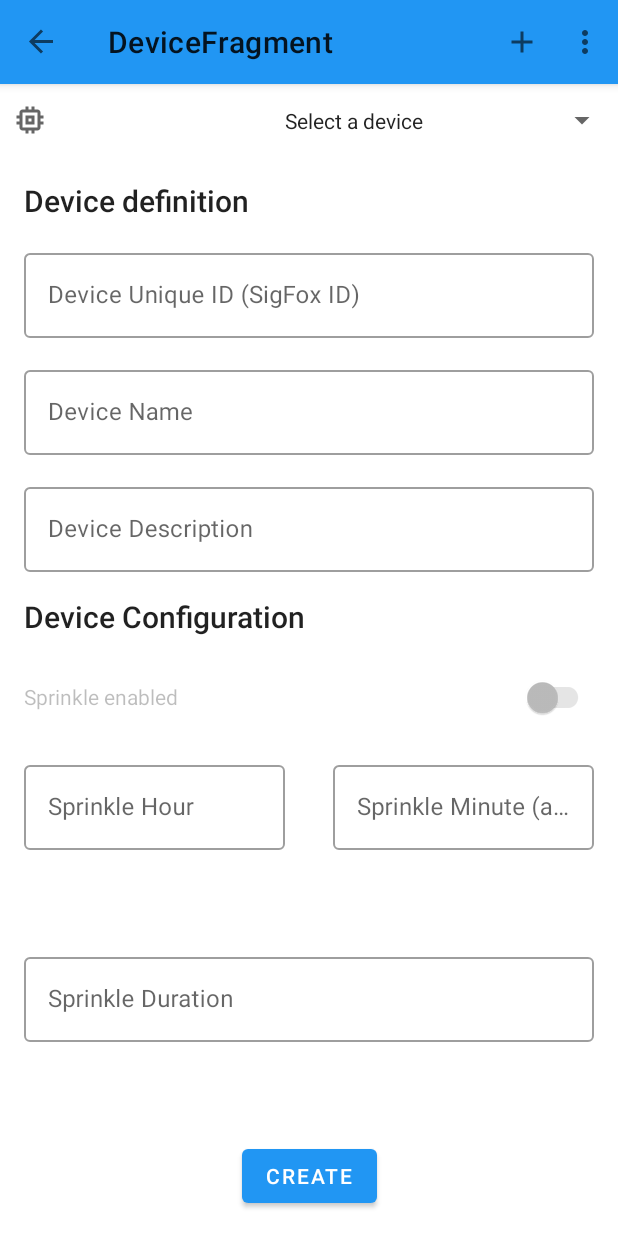
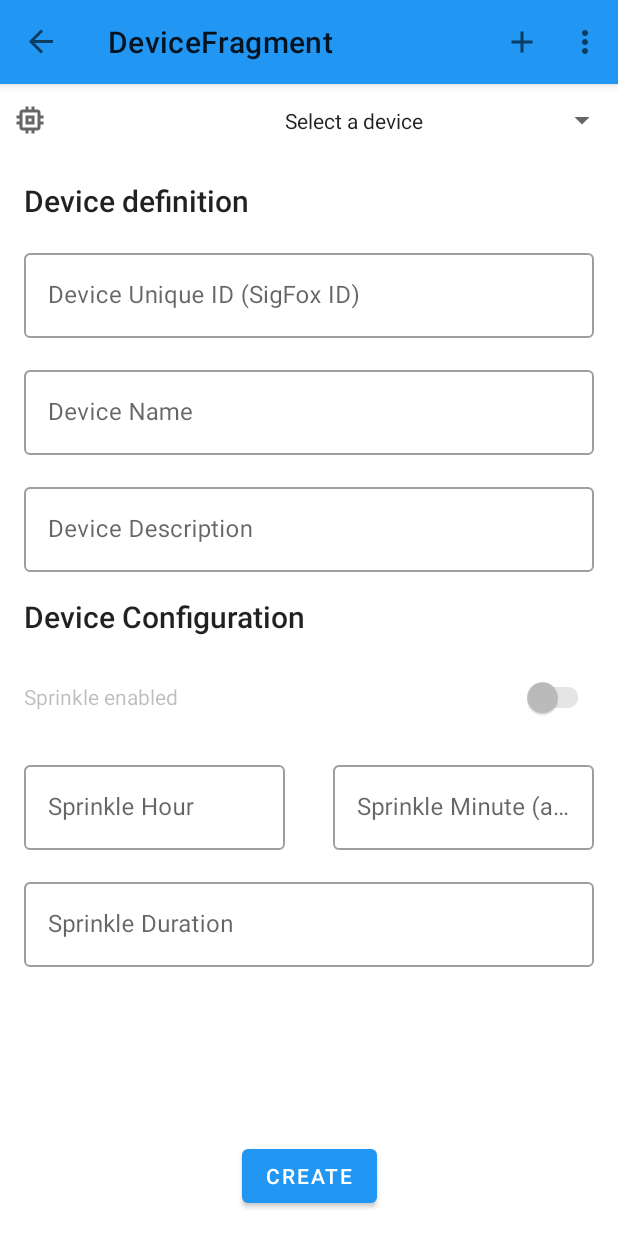
Before and after one commit to skichrome/MyGarden, an Android app: the DeviceFragment screen opened through its navigation route, on a phone screen of 412 x 824 dp. Run offline under Robolectric (Android 15) with nearby library versions, the phone set to English and light mode, and no system bars; our stand-ins replace Room's generated code, Timber, data binding, navigation-ui; libraries missing offline, so code that uses them is left out: com.github.mikephil.charting; 3 statements that could not run were skipped.

Commit message:
fix: correction du décalage sur l'écran de config des devices.

```diff
--- a/app/src/main/res/layout/fragment_device.xml
+++ b/app/src/main/res/layout/fragment_device.xml
@@ -196,6 +196,7 @@
                 app:layout_constraintEnd_toEndOf="parent"
                 app:layout_constraintStart_toStartOf="parent"
                 app:layout_constraintTop_toBottomOf="@+id/fragmentDeviceSprinkleHourLayout"
+                app:layout_constraintVertical_bias="0"
                 app:suffixText="m">
 
                 <com.google.android.material.textfield.TextInputEditText
```
